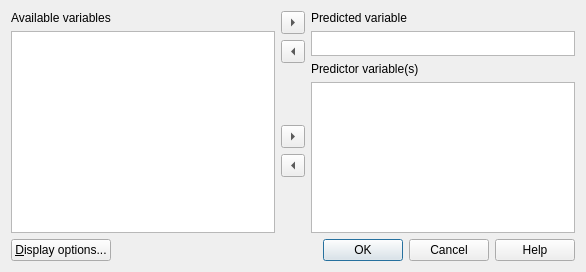
Before: the Qt Designer form cogstat/ui/regression.ui in cogstat/cogstat, drawn with Qt 5.
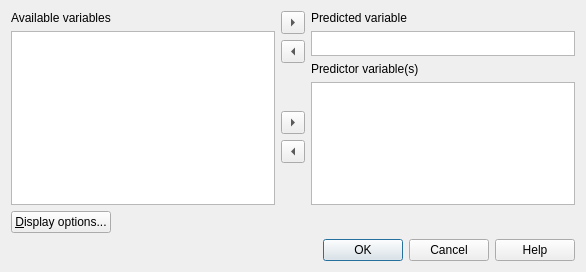
After: the same form once the commit is applied.

Commit message: dialog button refinements

```diff
--- a/cogstat/ui/regression.ui
+++ b/cogstat/ui/regression.ui
@@ -38,7 +38,7 @@
      </item>
     </layout>
    </item>
-   <item row="1" column="0" colspan="3">
+   <item row="2" column="0" colspan="3">
     <layout class="QHBoxLayout" name="horizontalLayout">
      <item>
       <widget class="QPushButton" name="pushButton">
@@ -60,28 +60,6 @@
        </property>
       </spacer>
      </item>
-     <item>
-      <widget class="QDialogButtonBox" name="buttonBox">
-       <property name="enabled">
-        <bool>true</bool>
-       </property>
-       <property name="sizePolicy">
-        <sizepolicy hsizetype="Fixed" vsizetype="Fixed">
-         <horstretch>0</horstretch>
-         <verstretch>0</verstretch>
-        </sizepolicy>
-       </property>
-       <property name="orientation">
-        <enum>Qt::Horizontal</enum>
-       </property>
-       <property name="standardButtons">
-        <set>QDialogButtonBox::Cancel|QDialogButtonBox::Help|QDialogButtonBox::Ok</set>
-       </property>
-       <property name="centerButtons">
-        <bool>false</bool>
-       </property>
-      </widget>
-     </item>
     </layout>
    </item>
    <item row="0" column="1">
@@ -188,6 +166,28 @@
      </item>
     </layout>
    </item>
+   <item row="3" column="0" colspan="3">
+    <widget class="QDialogButtonBox" name="buttonBox">
+     <property name="enabled">
+      <bool>true</bool>
+     </property>
+     <property name="sizePolicy">
+      <sizepolicy hsizetype="Expanding" vsizetype="Fixed">
+       <horstretch>0</horstretch>
+       <verstretch>0</verstretch>
+      </sizepolicy>
+     </property>
+     <property name="orientation">
+      <enum>Qt::Horizontal</enum>
+     </property>
+     <property name="standardButtons">
+      <set>QDialogButtonBox::Cancel|QDialogButtonBox::Help|QDialogButtonBox::Ok</set>
+     </property>
+     <property name="centerButtons">
+      <bool>false</bool>
+     </property>
+    </widget>
+   </item>
   </layout>
  </widget>
  <tabstops>
```
The commit also changes 16 other files.
